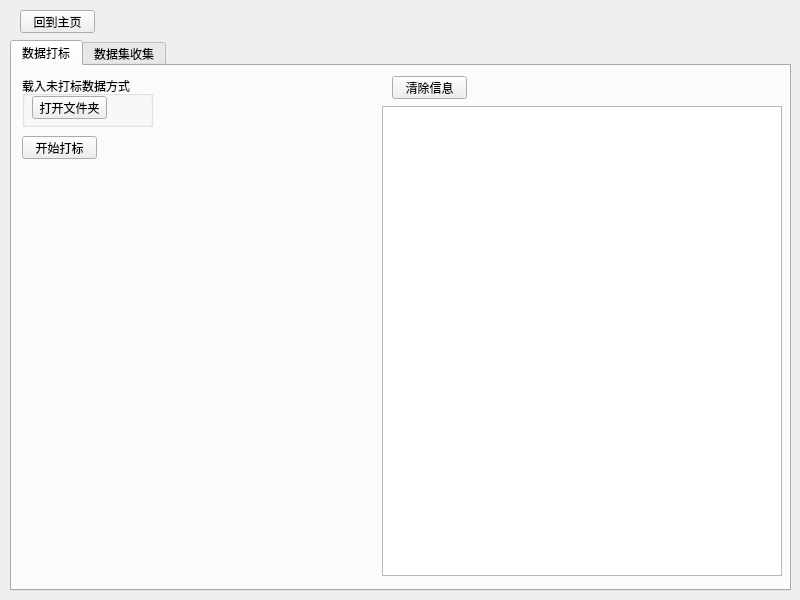
This is src/ui/dataWindow.ui in CcooLcyy/checker as Qt 5 draws it before an edit. The edited form follows.
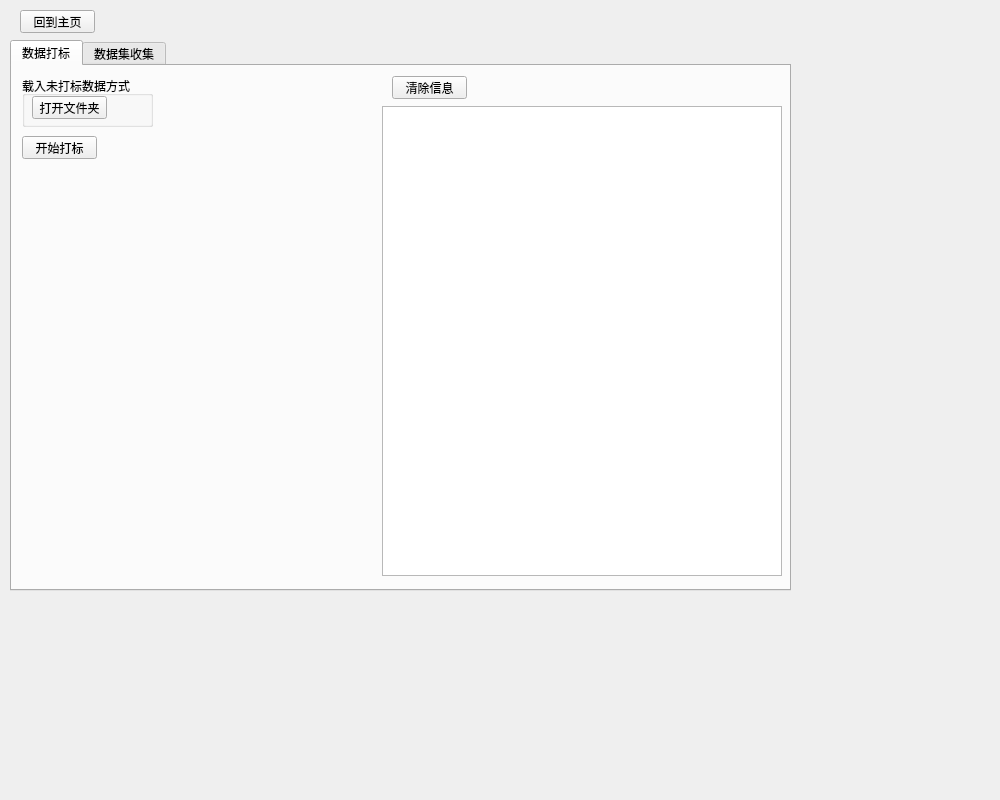
This is the edited form.

Commit message: 调整为不会重新打开窗口

What changed in the file:
```diff
--- a/src/ui/dataWindow.ui
+++ b/src/ui/dataWindow.ui
@@ -6,8 +6,8 @@
    <rect>
     <x>0</x>
     <y>0</y>
-    <width>800</width>
-    <height>600</height>
+    <width>1000</width>
+    <height>800</height>
    </rect>
   </property>
   <property name="windowTitle">
```
The commit also changes 3 other files.
